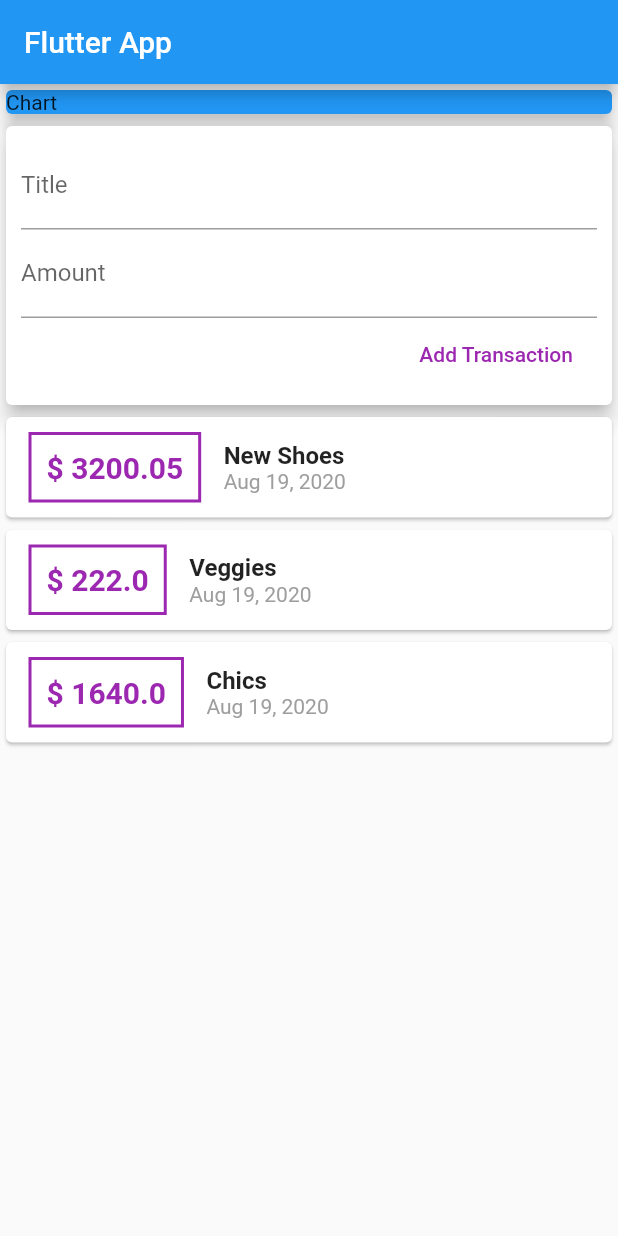
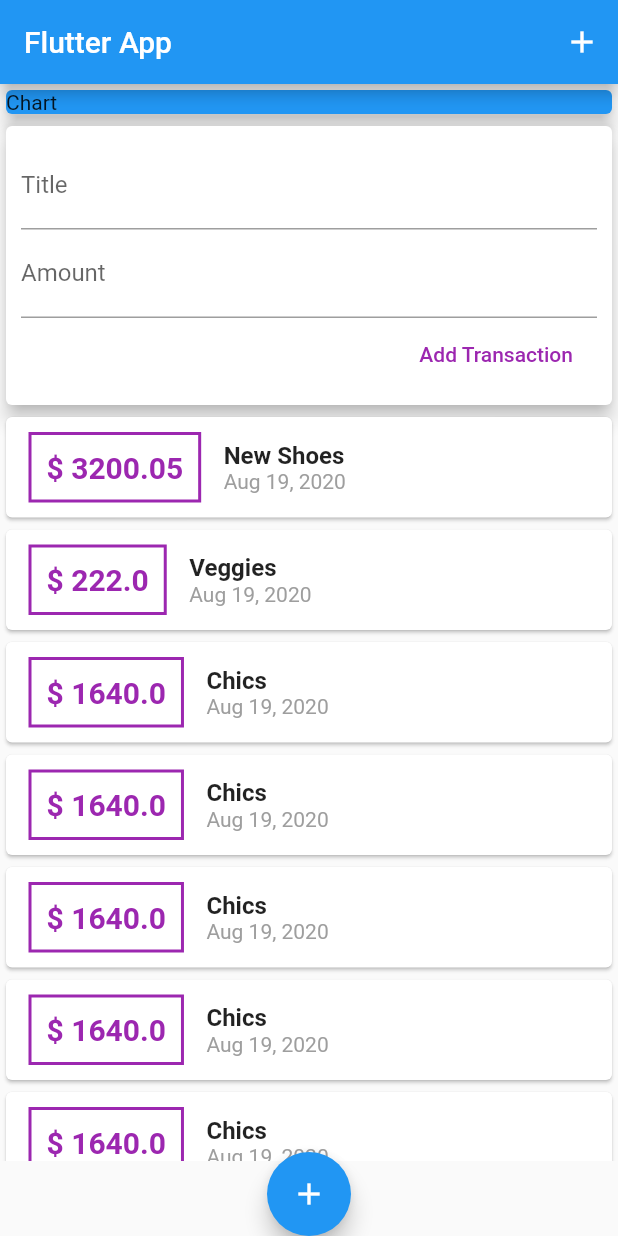
Before and after one commit to iamchiragsharma/Personal_Expense_App_Flutter, a Flutter app: the screen it shows after launch, after a tap on "Add Transaction", on a phone screen of 412 x 824 dp. Run offline on Flutter 3.47's test engine with Material 2 defaults, Android fonts, the phone set to English and light mode, and no system bars.

Commit message:
"Added Stateful Widgets & Starting Modal Box"

```diff
--- a/lib/main.dart
+++ b/lib/main.dart
@@ -1,6 +1,6 @@
 import 'package:flutter/material.dart';
-import 'package:intl/intl.dart';
-import './transaction.dart';
+import './widgets/new_transactions.dart';
+import './widgets/user_transaction.dart';
 
 void main() => runApp(MyApp());
 
@@ -15,39 +15,33 @@ class MyApp extends StatelessWidget {
 }
 
 class MyHomePage extends StatelessWidget {
-  final List<Transaction> transactions = [
-    Transaction(
-      id: '1',
-      title: 'New Shoes',
-      amount: 3200.05,
-      date: DateTime.now(),
-    ),
-    Transaction(
-      id: '2',
-      title: 'Veggies',
-      amount: 222,
-      date: DateTime.now(),
-    ),
-    Transaction(
-      id: '3',
-      title: 'Chics',
-      amount: 1640,
-      date: DateTime.now(),
-    ),
-  ];
-
   // String titleInput;
   // String amountInput;
   final titleController = TextEditingController();
   final amountController = TextEditingController();
+
+  void startAddNewTransaction(BuildContext ctx) {
+    showModalBottomSheet(
+        context: ctx,
+        builder: (bCtx) {
+          return NewTransaction();
+        });
+  }
 
   @override
   Widget build(BuildContext context) {
     return Scaffold(
       appBar: AppBar(
         title: Text('Flutter App'),
+        actions: [
+          IconButton(
+            icon: Icon(Icons.add),
+            onPressed: () {},
+          )
+        ],
       ),
-      body: Column(
+      body: SingleChildScrollView(
+        child: Column(
           //mainAxisAlignment: MainAxisAlignment.spaceAround,
           crossAxisAlignment: CrossAxisAlignment.stretch,
           children: <Widget>[
@@ -59,78 +53,14 @@ class MyHomePage extends StatelessWidget {
                 elevation: 5,
               ),
             ),
-          Card(
-            elevation: 5,
-            child: Container(
-              padding: EdgeInsets.all(10),
-              child: Column(
-                crossAxisAlignment: CrossAxisAlignment.end,
-                children: [
-                  TextField(
-                    decoration: InputDecoration(labelText: "Title"),
-                    controller: titleController,
-                  ),
-                  TextField(
-                    decoration: InputDecoration(labelText: "Amount"),
-                    controller: amountController,
-                  ),
-                  FlatButton(
-                    child: Text('Add Transaction'),
-                    textColor: Colors.purple,
-                    onPressed: () {
-                      print(titleController.text);
-                      print(amountController.text);
-                    },
-                  )
+            UserTransaction(),
           ],
         ),
       ),
-          ),
-          Column(
-              children: transactions.map((tx) {
-            return Card(
-              child: Row(
-                children: [
-                  Container(
-                    margin: EdgeInsets.symmetric(horizontal: 15, vertical: 10),
-                    child: Text(
-                      "\$ ${tx.amount}",
-                      style: TextStyle(
-                        fontWeight: FontWeight.bold,
-                        fontSize: 20,
-                        color: Colors.purple,
-                      ),
-                    ),
-                    decoration: BoxDecoration(
-                        border: Border.all(
-                      color: Colors.purple,
-                      width: 2,
-                    )),
-                    padding: EdgeInsets.all(10),
-                  ),
-                  Column(
-                    crossAxisAlignment: CrossAxisAlignment.start,
-                    children: [
-                      Text(
-                        tx.title,
-                        style: TextStyle(
-                          fontWeight: FontWeight.bold,
-                          fontSize: 16,
-                        ),
-                      ),
-                      Text(
-                        DateFormat.yMMMd().format(tx.date),
-                        style: TextStyle(
-                          color: Colors.grey,
-                        ),
-                      )
-                    ],
-                  )
-                ],
-              ),
-            );
-          }).toList()),
-        ],
+      floatingActionButtonLocation: FloatingActionButtonLocation.centerDocked,
+      floatingActionButton: FloatingActionButton(
+        child: Icon(Icons.add),
+        onPressed: () {},
       ),
     );
   }
--- /dev/null
+++ b/lib/widgets/new_transactions.dart
@@ -0,0 +1,51 @@
+import 'package:flutter/material.dart';
+
+class NewTransaction extends StatelessWidget {
+  final titleController = TextEditingController();
+  final amountController = TextEditingController();
+
+  final Function addTx;
+
+  NewTransaction(this.addTx);
+
+  void submitData() {
+    final enteredTitle = titleController.text;
+    final enteredAmount = double.parse(amountController.text);
+
+    if (enteredTitle.isEmpty || enteredAmount <= 0) {
+      return;
+    }
+    addTx(enteredTitle, enteredAmount);
+  }
+
+  @override
+  Widget build(BuildContext context) {
+    return Card(
+      elevation: 5,
+      child: Container(
+        padding: EdgeInsets.all(10),
+        child: Column(
+          crossAxisAlignment: CrossAxisAlignment.end,
+          children: [
+            TextField(
+              decoration: InputDecoration(labelText: "Title"),
+              controller: titleController,
+              onSubmitted: (_) => submitData(),
+            ),
+            TextField(
+              decoration: InputDecoration(labelText: "Amount"),
+              controller: amountController,
+              keyboardType: TextInputType.number,
+              onSubmitted: (_) => submitData(),
+            ),
+            FlatButton(
+              child: Text('Add Transaction'),
+              textColor: Colors.purple,
+              onPressed: submitData,
+            )
+          ],
+        ),
+      ),
+    );
+  }
+}
--- /dev/null
+++ b/lib/widgets/transactions_list.dart
@@ -0,0 +1,62 @@
+import 'package:flutter/material.dart';
+import 'package:intl/intl.dart';
+
+import '../models/transaction.dart';
+
+class TransactionList extends StatelessWidget {
+  final List<Transaction> transactions;
+
+  TransactionList(this.transactions);
+
+  @override
+  Widget build(BuildContext context) {
+    return Container(
+        height: 500,
+        child: ListView.builder(
+          itemBuilder: (ctx, index) {
+            return Card(
+              child: Row(
+                children: [
+                  Container(
+                    margin: EdgeInsets.symmetric(horizontal: 15, vertical: 10),
+                    child: Text(
+                      "\$ ${transactions[index].amount}",
+                      style: TextStyle(
+                        fontWeight: FontWeight.bold,
+                        fontSize: 20,
+                        color: Colors.purple,
+                      ),
+                    ),
+                    decoration: BoxDecoration(
+                        border: Border.all(
+                      color: Colors.purple,
+                      width: 2,
+                    )),
+                    padding: EdgeInsets.all(10),
+                  ),
+                  Column(
+                    crossAxisAlignment: CrossAxisAlignment.start,
+                    children: [
+                      Text(
+                        transactions[index].title,
+                        style: TextStyle(
+                          fontWeight: FontWeight.bold,
+                          fontSize: 16,
+                        ),
+                      ),
+                      Text(
+                        DateFormat.yMMMd().format(transactions[index].date),
+                        style: TextStyle(
+                          color: Colors.grey,
+                        ),
+                      )
+                    ],
+                  )
+                ],
+              ),
+            );
+          },
+          itemCount: transactions.length,
+        ));
+  }
+}
--- /dev/null
+++ b/lib/widgets/user_transaction.dart
@@ -0,0 +1,114 @@
+import 'package:flutter/material.dart';
+import './new_transactions.dart';
+import './transactions_list.dart';
+import '../models/transaction.dart';
+
+class UserTransaction extends StatefulWidget {
+  @override
+  _UserTransactionState createState() => _UserTransactionState();
+}
+
+class _UserTransactionState extends State<UserTransaction> {
+  final List<Transaction> _userTransactions = [
+    Transaction(
+      id: '1',
+      title: 'New Shoes',
+      amount: 3200.05,
+      date: DateTime.now(),
+    ),
+    Transaction(
+      id: '2',
+      title: 'Veggies',
+      amount: 222,
+      date: DateTime.now(),
+    ),
+    Transaction(
+      id: '3',
+      title: 'Chics',
+      amount: 1640,
+      date: DateTime.now(),
+    ),
+    Transaction(
+      id: '3',
+      title: 'Chics',
+      amount: 1640,
+      date: DateTime.now(),
+    ),
+    Transaction(
+      id: '3',
+      title: 'Chics',
+      amount: 1640,
+      date: DateTime.now(),
+    ),
+    Transaction(
+      id: '3',
+      title: 'Chics',
+      amount: 1640,
+      date: DateTime.now(),
+    ),
+    Transaction(
+      id: '3',
+      title: 'Chics',
+      amount: 1640,
+      date: DateTime.now(),
+    ),
+    Transaction(
+      id: '1',
+      title: 'New Shoes',
+      amount: 3200.05,
+      date: DateTime.now(),
+    ),
+    Transaction(
+      id: '2',
+      title: 'Veggies',
+      amount: 222,
+      date: DateTime.now(),
+    ),
+    Transaction(
+      id: '3',
+      title: 'Chics',
+      amount: 1640,
+      date: DateTime.now(),
+    ),
+    Transaction(
+      id: '1',
+      title: 'New Shoes',
+      amount: 3200.05,
+      date: DateTime.now(),
+    ),
+    Transaction(
+      id: '2',
+      title: 'Veggies',
+      amount: 222,
+      date: DateTime.now(),
+    ),
+    Transaction(
+      id: '3',
+      title: 'Chics',
+      amount: 1640,
+      date: DateTime.now(),
+    ),
+  ];
+
+  void _addNewTransaction(String txTitle, double txAmount) {
+    final newTx = Transaction(
+        title: txTitle,
+        amount: txAmount,
+        date: DateTime.now(),
+        id: DateTime.now().toString());
+
+    setState(() {
+      _userTransactions.add(newTx);
+    });
+  }
+
+  @override
+  Widget build(BuildContext context) {
+    return Column(
+      children: [
+        NewTransaction(_addNewTransaction),
+        TransactionList(_userTransactions),
+      ],
+    );
+  }
+}
```
Also changed, not shown: lib/models/transaction.dart (renamed from lib/transaction.dart). Lines whose indentation alone changed are shown as unchanged.
